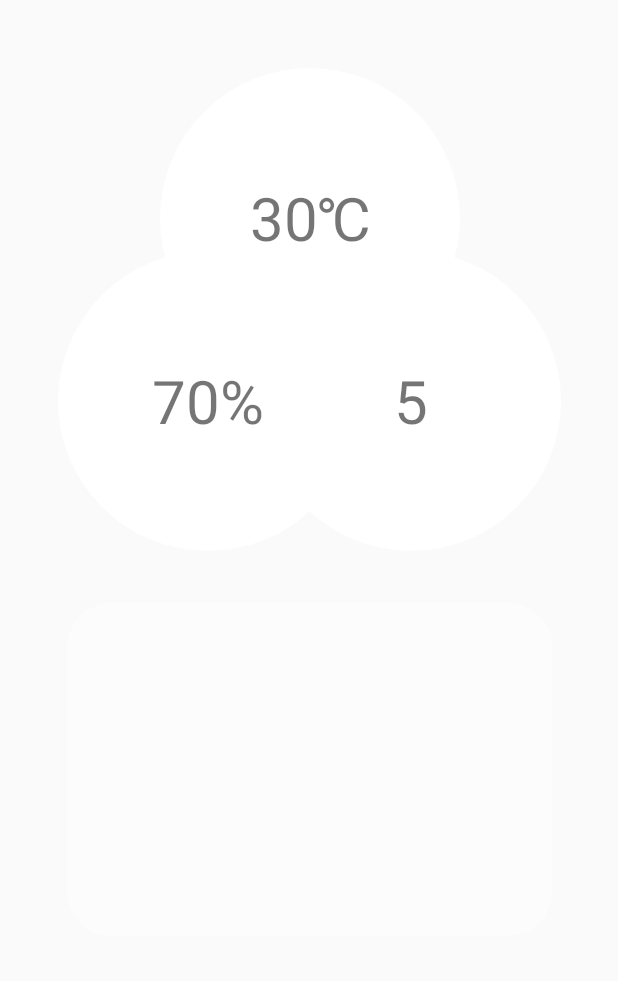
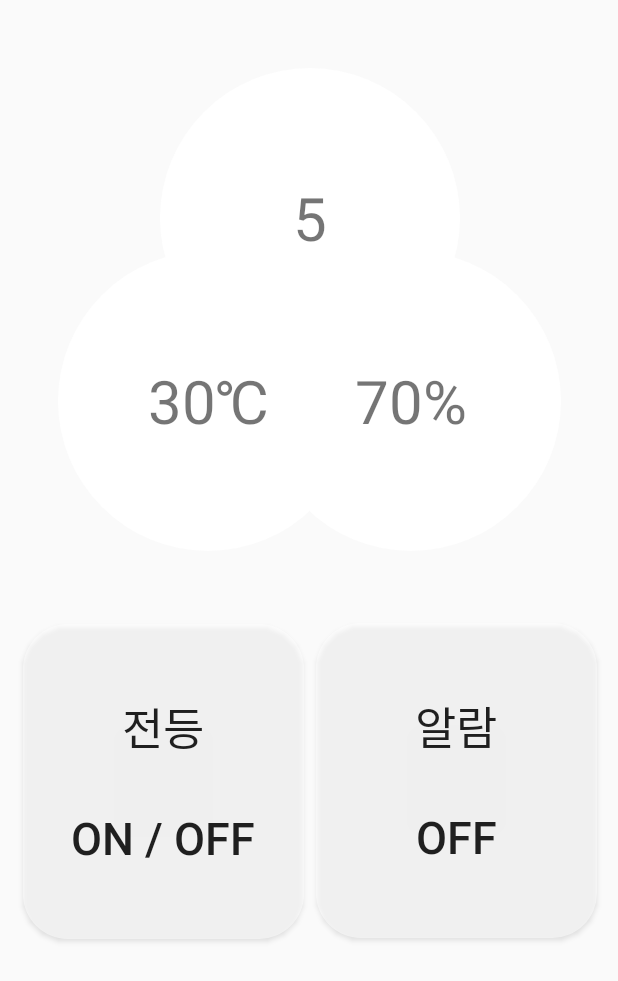
Before and after one commit to psy1064/DJU_OSP, an Android app: the layout fragment_home.xml on its own in the app's theme, with its tools: preview values and no code run, on a phone screen of 412 x 824 dp. Shown: the top 981 px of the screen. Run offline under Robolectric (Android 15) with nearby library versions, the light colour scheme and no system bars.

```diff
--- a/Android/app/src/main/AndroidManifest.xml
+++ b/Android/app/src/main/AndroidManifest.xml
@@ -6,7 +6,7 @@
 
     <application
         android:allowBackup="true"
-        android:icon="@mipmap/ic_launcher"
+        android:icon="@drawable/applogo"
         android:label="@string/app_name"
         android:roundIcon="@mipmap/ic_launcher_round"
         android:supportsRtl="true"
--- a/Android/app/src/main/java/my/homekeeper/Home.java
+++ b/Android/app/src/main/java/my/homekeeper/Home.java
@@ -9,14 +9,16 @@ import android.util.Log;
 import android.view.LayoutInflater;
 import android.view.View;
 import android.view.ViewGroup;
+import android.widget.Button;
 
 public class Home extends Fragment {
     final String TAG = "TAG+HomeFragment";
-    BottomNavigationView bottomNavigationView;
+
     @Override
     public View onCreateView(LayoutInflater inflater, ViewGroup container, Bundle savedInstanceState) {
         Log.d(TAG, "Create Home Fragment onCreateView");
 
+
         return inflater.inflate(R.layout.fragment_home, container, false);
     }
 }
--- a/Android/app/src/main/res/layout/fragment_home.xml
+++ b/Android/app/src/main/res/layout/fragment_home.xml
@@ -10,7 +10,7 @@
         android:layout_height="match_parent">
 
         <TextView
-            android:id="@+id/tempText"
+            android:id="@+id/dustText"
             android:layout_width="200dp"
             android:layout_height="200dp"
             android:layout_alignParentLeft="true"
@@ -23,7 +23,7 @@
             android:layout_marginRight="105dp"
             android:background="@drawable/oval"
             android:gravity="center"
-            android:text="30℃"
+            android:text="5"
             android:textSize="40sp" />
 
         <TextView
@@ -40,11 +40,11 @@
             android:layout_marginRight="38dp"
             android:background="@drawable/oval"
             android:gravity="center"
-            android:text="5"
+            android:text="70%"
             android:textSize="40sp" />
 
         <TextView
-            android:id="@+id/dustText"
+            android:id="@+id/tempText"
             android:layout_width="200dp"
             android:layout_height="200dp"
             android:layout_alignParentLeft="true"
@@ -57,22 +57,40 @@
             android:layout_marginRight="173dp"
             android:background="@drawable/oval"
             android:gravity="center"
-            android:text="70%"
+            android:text="30℃"
             android:textSize="40sp" />
 
-        <TextView
-            android:layout_width="323dp"
-            android:layout_height="222dp"
+        <Button
+            android:id="@+id/lampButton"
+            android:text="전등\n\non / off"
+            android:textSize="30sp"
+            android:layout_width="187dp"
+            android:layout_height="210dp"
+            android:layout_alignParentStart="true"
             android:layout_alignParentLeft="true"
             android:layout_alignParentTop="true"
             android:layout_alignParentEnd="true"
             android:layout_alignParentRight="true"
-            android:layout_marginLeft="44dp"
-            android:layout_marginTop="402dp"
-            android:layout_marginEnd="44dp"
-            android:layout_marginRight="44dp"
-            android:background="@drawable/rect"
-            />
+            android:layout_marginStart="15dp"
+            android:layout_marginLeft="15dp"
+            android:layout_marginTop="416dp"
+            android:layout_marginEnd="209dp"
+            android:layout_marginRight="209dp"
+            android:background="@drawable/rect" />
+
+        <Button
+            android:id="@+id/alarmButton"
+            android:text="알람\n\noff"
+            android:textSize="30sp"
+            android:layout_width="187dp"
+            android:layout_height="210dp"
+            android:layout_alignParentTop="true"
+            android:layout_alignParentEnd="true"
+            android:layout_alignParentRight="true"
+            android:layout_marginTop="415dp"
+            android:layout_marginEnd="14dp"
+            android:layout_marginRight="14dp"
+            android:background="@drawable/rect" />
     </RelativeLayout>
 
 
```
Also changed, not shown: Android/app/src/main/java/my/homekeeper/MainActivity.java (+46 -1 lines), Android/app/src/main/res/layout/fragment_cctv.xml (+19 -1 lines).
